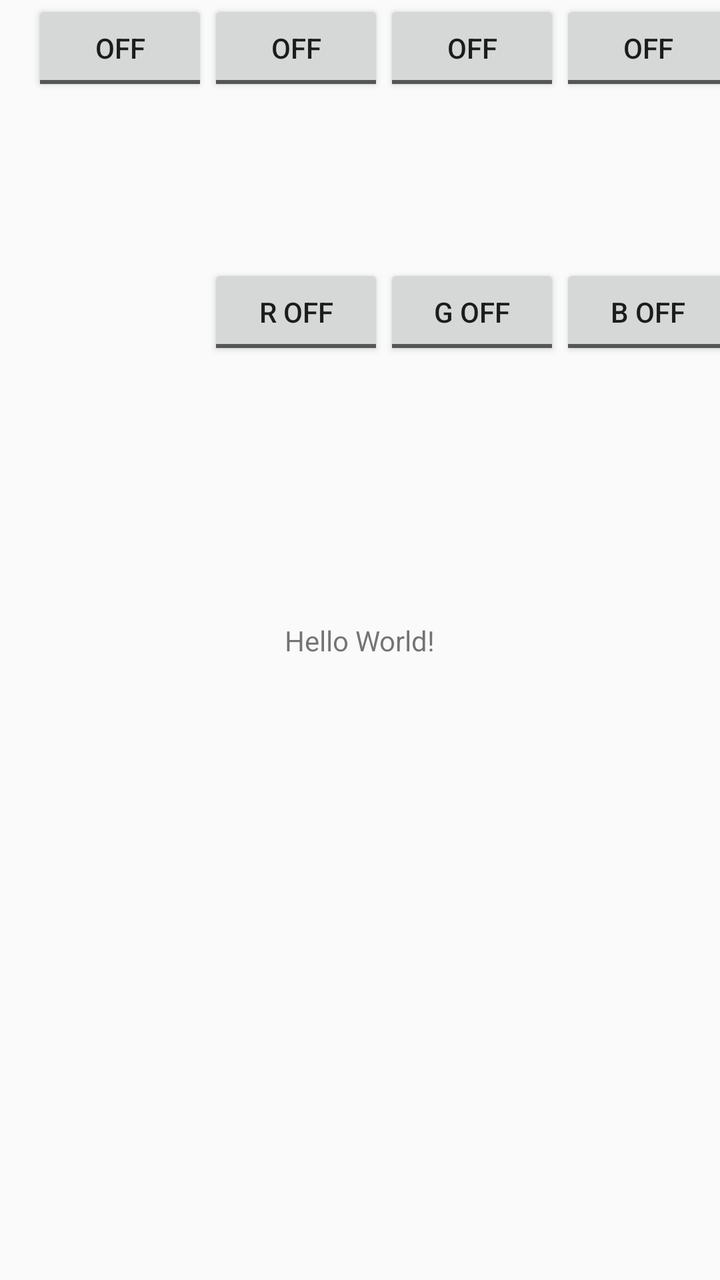
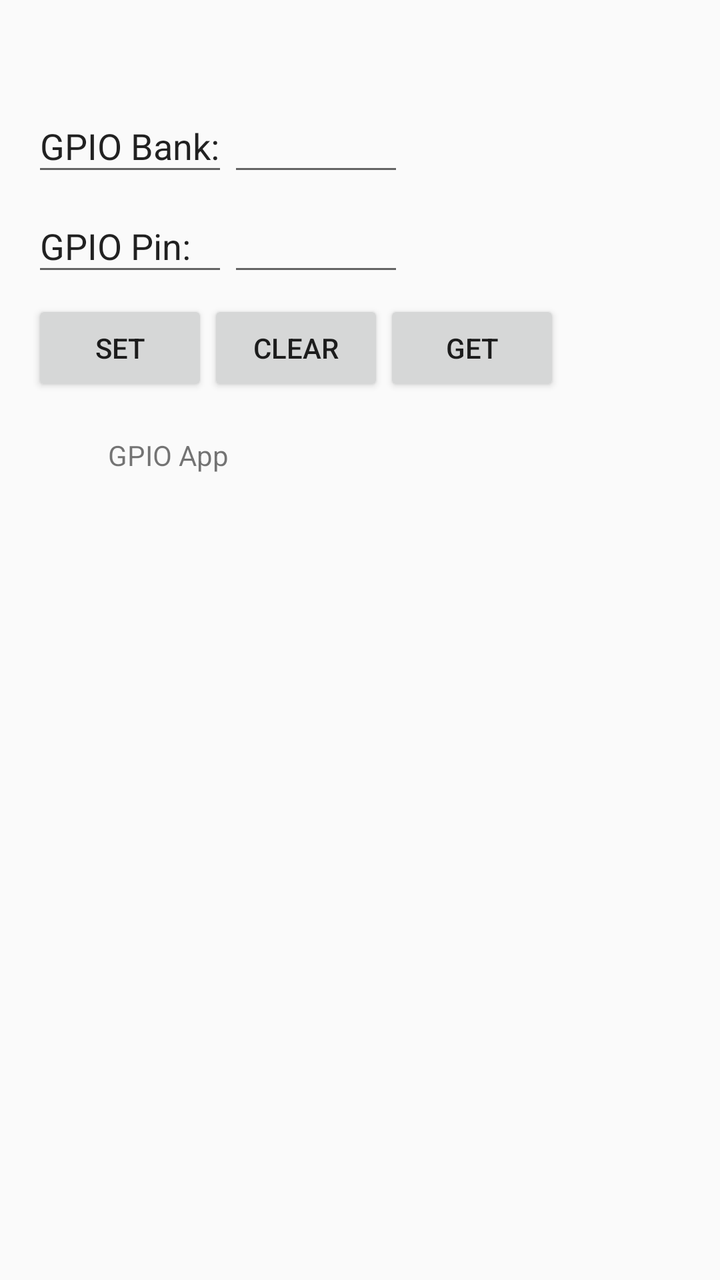

Before-and-after screenshots of an Android layout around one commit, followed by the original layout XML and the change that was made.
<!-- AndroidManifest.xml: application theme AppTheme -->
<!-- res/layout/activity_main.xml -->
<?xml version="1.0" encoding="utf-8"?>
<androidx.constraintlayout.widget.ConstraintLayout xmlns:android="http://schemas.android.com/apk/res/android"
    xmlns:app="http://schemas.android.com/apk/res-auto"
    xmlns:tools="http://schemas.android.com/tools"
    android:layout_width="match_parent"
    android:layout_height="match_parent"
    android:onClick="onClick"
    tools:context=".MainActivity">

    <TextView
        android:layout_width="wrap_content"
        android:layout_height="wrap_content"
        android:text="Hello World!"
        app:layout_constraintBottom_toBottomOf="parent"
        app:layout_constraintLeft_toLeftOf="parent"
        app:layout_constraintRight_toRightOf="parent"
        app:layout_constraintTop_toTopOf="parent" />

    <ToggleButton
        android:id="@+id/toggleButtonGpio1"
        android:layout_width="wrap_content"
        android:layout_height="wrap_content"
        android:layout_marginStart="16dp"
        android:text="toggleButtonGpio1"
        app:layout_constraintEnd_toStartOf="@+id/toggleButtonGpio2"
        app:layout_constraintStart_toStartOf="parent"
        tools:layout_editor_absoluteY="16dp" />

    <ToggleButton
        android:id="@+id/toggleButtonGpio2"
        android:layout_width="wrap_content"
        android:layout_height="wrap_content"
        android:text="toggleButtonGpio2"
        app:layout_constraintEnd_toStartOf="@+id/toggleButtonGpio3"
        app:layout_constraintStart_toEndOf="@+id/toggleButtonGpio1"
        tools:layout_editor_absoluteY="16dp" />

    <ToggleButton
        android:id="@+id/toggleButtonGpio3"
        android:layout_width="wrap_content"
        android:layout_height="wrap_content"
        android:text="toggleButtonGpio3"
        app:layout_constraintEnd_toStartOf="@+id/toggleButtonGpio4"
        app:layout_constraintStart_toEndOf="@+id/toggleButtonGpio2"
        tools:layout_editor_absoluteY="16dp" />

    <ToggleButton
        android:id="@+id/toggleButtonGpio4"
        android:layout_width="wrap_content"
        android:layout_height="wrap_content"
        android:text="toggleButtonGpio4"
        app:layout_constraintEnd_toStartOf="@+id/toggleButtonGpio5"
        app:layout_constraintStart_toEndOf="@+id/toggleButtonGpio3"
        tools:layout_editor_absoluteY="16dp" />

    <ToggleButton
        android:id="@+id/toggleButtonGpio5"
        android:layout_width="wrap_content"
        android:layout_height="wrap_content"
        android:text="toggleButtonGpio5"
        app:layout_constraintEnd_toStartOf="@+id/toggleButtonGpio6"
        app:layout_constraintStart_toEndOf="@+id/toggleButtonGpio4"
        tools:layout_editor_absoluteY="16dp" />

    <ToggleButton
        android:id="@+id/toggleButtonGpio6"
        android:layout_width="wrap_content"
        android:layout_height="wrap_content"
        android:text="toggleButtonGpio6"
        app:layout_constraintEnd_toStartOf="@+id/toggleButtonGpio7"
        app:layout_constraintStart_toEndOf="@+id/toggleButtonGpio5"
        tools:layout_editor_absoluteY="16dp" />

    <ToggleButton
        android:id="@+id/toggleButtonGpio7"
        android:layout_width="wrap_content"
        android:layout_height="wrap_content"
        android:text="toggleButtonGpio7"
        app:layout_constraintStart_toEndOf="@+id/toggleButtonGpio6"
        tools:layout_editor_absoluteY="16dp" />

    <ToggleButton
        android:id="@+id/toggleButtonGpioR"
        android:layout_width="wrap_content"
        android:layout_height="wrap_content"
        android:layout_marginStart="104dp"
        android:layout_marginTop="84dp"
        android:text="R"
        android:textOff="R OFF"
        android:textOn="R ON"
        app:layout_constraintStart_toStartOf="parent"
        app:layout_constraintTop_toBottomOf="@+id/toggleButtonGpio2" />

    <ToggleButton
        android:id="@+id/toggleButtonGpioG"
        android:layout_width="wrap_content"
        android:layout_height="wrap_content"
        android:layout_marginTop="84dp"
        android:text="G"
        android:textOff="G OFF"
        android:textOn="G ON"
        app:layout_constraintEnd_toStartOf="@+id/toggleButtonGpioB"
        app:layout_constraintStart_toEndOf="@+id/toggleButtonGpioR"
        app:layout_constraintTop_toBottomOf="@+id/toggleButtonGpio3" />

    <ToggleButton
        android:id="@+id/toggleButtonGpioB"
        android:layout_width="wrap_content"
        android:layout_height="wrap_content"
        android:layout_marginTop="84dp"
        android:text="B"
        android:textOff="B OFF"
        android:textOn="B ON"
        app:layout_constraintStart_toEndOf="@+id/toggleButtonGpioG"
        app:layout_constraintTop_toBottomOf="@+id/toggleButtonGpio4" />

</androidx.constraintlayout.widget.ConstraintLayout>
<!-- resources referenced by this layout -->
<resources>
  <style name="AppTheme" parent="Theme.AppCompat.Light.DarkActionBar">
          
          <item name="colorPrimary">@color/colorPrimary</item>
          <item name="colorPrimaryDark">@color/colorPrimaryDark</item>
          <item name="colorAccent">@color/colorAccent</item>
      </style>
  <color name="colorPrimary">#6200EE</color>
  <color name="colorPrimaryDark">#3700B3</color>
  <color name="colorAccent">#03DAC5</color>
</resources>

<!-- the commit's change to res/layout/activity_main.xml (unified diff, before → after) -->
@@ -8,110 +8,90 @@
     tools:context=".MainActivity">
 
     <TextView
+        android:id="@+id/gpioText"
         android:layout_width="wrap_content"
         android:layout_height="wrap_content"
-        android:text="Hello World!"
+        android:layout_marginTop="20dp"
+        android:text="GPIO App"
         app:layout_constraintBottom_toBottomOf="parent"
+        app:layout_constraintHorizontal_bias="0.18"
         app:layout_constraintLeft_toLeftOf="parent"
         app:layout_constraintRight_toRightOf="parent"
-        app:layout_constraintTop_toTopOf="parent" />
+        app:layout_constraintTop_toBottomOf="@+id/buttonClear"
+        app:layout_constraintVertical_bias="0.0" />
 
-    <ToggleButton
-        android:id="@+id/toggleButtonGpio1"
+    <Button
+        android:id="@+id/buttonSet"
         android:layout_width="wrap_content"
         android:layout_height="wrap_content"
         android:layout_marginStart="16dp"
-        android:text="toggleButtonGpio1"
-        app:layout_constraintEnd_toStartOf="@+id/toggleButtonGpio2"
+        android:layout_marginTop="150dp"
+        android:text="Set"
+        app:layout_constraintEnd_toStartOf="@+id/buttonClear"
         app:layout_constraintStart_toStartOf="parent"
-        tools:layout_editor_absoluteY="16dp" />
+        app:layout_constraintTop_toTopOf="parent" />
 
-    <ToggleButton
-        android:id="@+id/toggleButtonGpio2"
+    <Button
+        android:id="@+id/buttonClear"
         android:layout_width="wrap_content"
         android:layout_height="wrap_content"
-        android:text="toggleButtonGpio2"
-        app:layout_constraintEnd_toStartOf="@+id/toggleButtonGpio3"
-        app:layout_constraintStart_toEndOf="@+id/toggleButtonGpio1"
-        tools:layout_editor_absoluteY="16dp" />
+        android:layout_marginTop="150dp"
+        android:text="Clear"
+        app:layout_constraintEnd_toStartOf="@+id/buttonGet"
+        app:layout_constraintStart_toEndOf="@+id/buttonSet"
+        app:layout_constraintTop_toTopOf="parent" />
 
-    <ToggleButton
-        android:id="@+id/toggleButtonGpio3"
+    <Button
+        android:id="@+id/buttonGet"
         android:layout_width="wrap_content"
         android:layout_height="wrap_content"
-        android:text="toggleButtonGpio3"
-        app:layout_constraintEnd_toStartOf="@+id/toggleButtonGpio4"
-        app:layout_constraintStart_toEndOf="@+id/toggleButtonGpio2"
-        tools:layout_editor_absoluteY="16dp" />
+        android:layout_marginTop="150dp"
+        android:text="Get"
+        app:layout_constraintStart_toEndOf="@+id/buttonClear"
+        app:layout_constraintTop_toTopOf="parent" />
 
-    <ToggleButton
-        android:id="@+id/toggleButtonGpio4"
-        android:layout_width="wrap_content"
-        android:layout_height="wrap_content"
-        android:text="toggleButtonGpio4"
-        app:layout_constraintEnd_toStartOf="@+id/toggleButtonGpio5"
-        app:layout_constraintStart_toEndOf="@+id/toggleButtonGpio3"
-        tools:layout_editor_absoluteY="16dp" />
+    <EditText
+        android:id="@+id/gpioBankBox"
+        android:layout_width="88dp"
+        android:layout_height="43dp"
+        android:layout_marginTop="50dp"
+        android:ems="10"
+        android:inputType="number"
+        app:layout_constraintStart_toEndOf="@+id/gpioBankTxt"
+        app:layout_constraintTop_toTopOf="parent" />
 
-    <ToggleButton
-        android:id="@+id/toggleButtonGpio5"
-        android:layout_width="wrap_content"
-        android:layout_height="wrap_content"
-        android:text="toggleButtonGpio5"
-        app:layout_constraintEnd_toStartOf="@+id/toggleButtonGpio6"
-        app:layout_constraintStart_toEndOf="@+id/toggleButtonGpio4"
-        tools:layout_editor_absoluteY="16dp" />
+    <EditText
+        android:id="@+id/gpioPinBox"
+        android:layout_width="88dp"
+        android:layout_height="43dp"
+        android:layout_marginTop="100dp"
+        android:ems="10"
+        android:inputType="number"
+        app:layout_constraintStart_toEndOf="@+id/gpioPinTxt"
+        app:layout_constraintTop_toTopOf="parent" />
 
-    <ToggleButton
-        android:id="@+id/toggleButtonGpio6"
-        android:layout_width="wrap_content"
-        android:layout_height="wrap_content"
-        android:text="toggleButtonGpio6"
-        app:layout_constraintEnd_toStartOf="@+id/toggleButtonGpio7"
-        app:layout_constraintStart_toEndOf="@+id/toggleButtonGpio5"
-        tools:layout_editor_absoluteY="16dp" />
+    <EditText
+        android:id="@+id/gpioBankTxt"
+        android:layout_width="98dp"
+        android:layout_height="43dp"
+        android:layout_marginStart="16dp"
+        android:layout_marginTop="50dp"
+        android:ems="10"
+        android:inputType="text"
+        android:text="GPIO Bank:"
+        app:layout_constraintStart_toStartOf="parent"
+        app:layout_constraintTop_toTopOf="parent" />
 
-    <ToggleButton
-        android:id="@+id/toggleButtonGpio7"
-        android:layout_width="wrap_content"
-        android:layout_height="wrap_content"
-        android:text="toggleButtonGpio7"
-        app:layout_constraintStart_toEndOf="@+id/toggleButtonGpio6"
-        tools:layout_editor_absoluteY="16dp" />
-
-    <ToggleButton
-        android:id="@+id/toggleButtonGpioR"
-        android:layout_width="wrap_content"
-        android:layout_height="wrap_content"
-        android:layout_marginStart="104dp"
-        android:layout_marginTop="84dp"
-        android:text="R"
-        android:textOff="R OFF"
-        android:textOn="R ON"
+    <EditText
+        android:id="@+id/gpioPinTxt"
+        android:layout_width="98dp"
+        android:layout_height="43dp"
+        android:layout_marginStart="16dp"
+        android:layout_marginTop="100dp"
+        android:ems="10"
+        android:inputType="text"
+        android:text="GPIO Pin:"
         app:layout_constraintStart_toStartOf="parent"
-        app:layout_constraintTop_toBottomOf="@+id/toggleButtonGpio2" />
-
-    <ToggleButton
-        android:id="@+id/toggleButtonGpioG"
-        android:layout_width="wrap_content"
-        android:layout_height="wrap_content"
-        android:layout_marginTop="84dp"
-        android:text="G"
-        android:textOff="G OFF"
-        android:textOn="G ON"
-        app:layout_constraintEnd_toStartOf="@+id/toggleButtonGpioB"
-        app:layout_constraintStart_toEndOf="@+id/toggleButtonGpioR"
-        app:layout_constraintTop_toBottomOf="@+id/toggleButtonGpio3" />
-
-    <ToggleButton
-        android:id="@+id/toggleButtonGpioB"
-        android:layout_width="wrap_content"
-        android:layout_height="wrap_content"
-        android:layout_marginTop="84dp"
-        android:text="B"
-        android:textOff="B OFF"
-        android:textOn="B ON"
-        app:layout_constraintStart_toEndOf="@+id/toggleButtonGpioG"
-        app:layout_constraintTop_toBottomOf="@+id/toggleButtonGpio4" />
+        app:layout_constraintTop_toTopOf="parent" />
 
 </androidx.constraintlayout.widget.ConstraintLayout>
